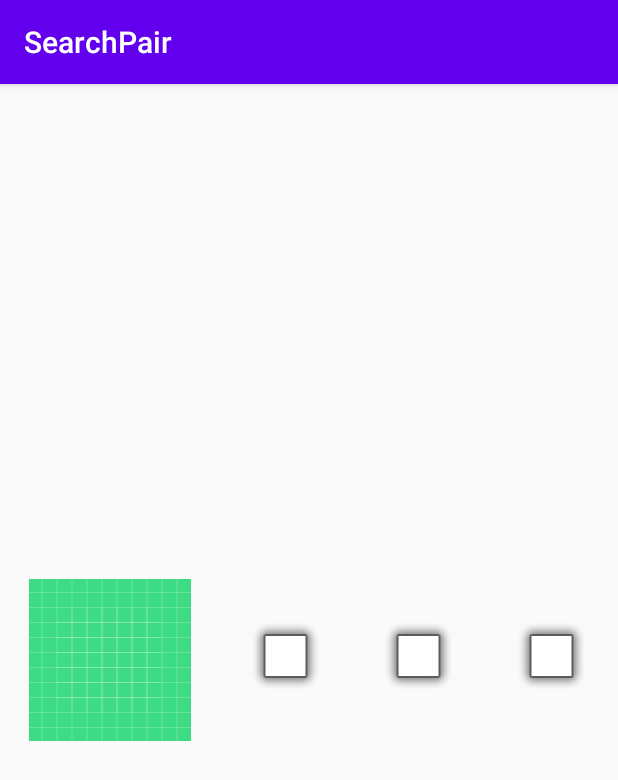
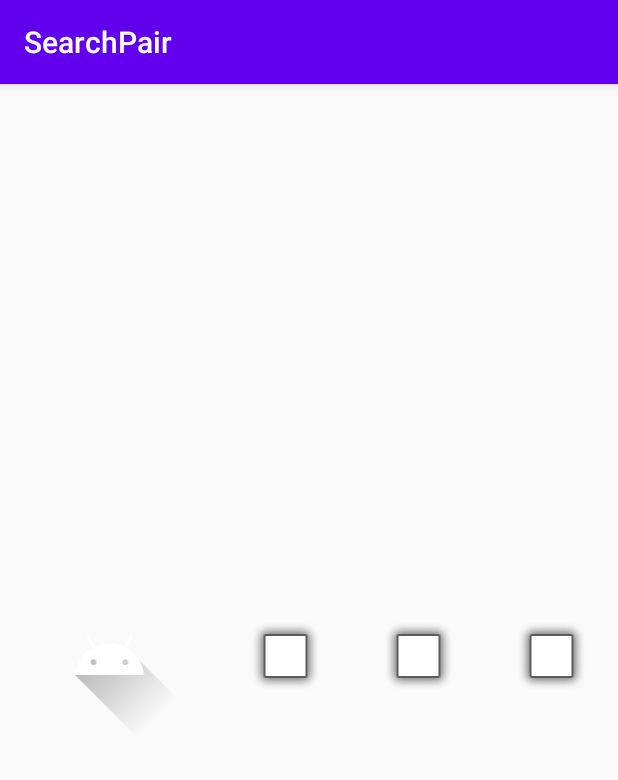
Before and after one commit to MadMakZa/SearchPair, an Android app: the screen it shows after launch (MainActivity), after a tap on an icon or button, on a phone screen of 412 x 824 dp. Shown: the top 780 px of the screen. Run offline under Robolectric (Android 15) with nearby library versions, the light colour scheme and no system bars.

Commit message:
set resource work

```diff
--- a/app/src/main/java/com/example/searchpair/MainActivity.java
+++ b/app/src/main/java/com/example/searchpair/MainActivity.java
@@ -5,49 +5,95 @@ import androidx.appcompat.app.AppCompatActivity;
 import android.os.Bundle;
 import android.util.Log;
 import android.view.View;
+import android.view.animation.Animation;
+import android.view.animation.AnimationUtils;
 import android.widget.ImageButton;
 import android.widget.ImageView;
+import java.util.Iterator;
+import java.util.HashMap;
+import java.util.Map;
+import java.util.Set;
 
 public class MainActivity extends AppCompatActivity {
 
     int[] array = new int[16];
+    Map<Integer, ImageView> map1 = new HashMap<>();
 
-    private ImageView image;
+    private ImageView image1, image2, image3, image4;
+    Animation animation1 = null;
 
     @Override
     protected void onCreate(Bundle savedInstanceState) {
         super.onCreate(savedInstanceState);
         setContentView(R.layout.activity_main);
-        //в начале присвоить айдишник
-        image = findViewById(R.id.imageView1);
 
+        init();
         generateRandom();
         print();
         clickImage();
+        imagesOnClickListener();
 
 
     }
     //инициализация
     private void init(){
+        //в начале присвоить айдишники
+        animation1 = AnimationUtils.loadAnimation(this, R.anim.anim_one);
+        image1 = findViewById(R.id.imageView1);
+        image2 = findViewById(R.id.imageView2);
+        image3 = findViewById(R.id.imageView3);
+        image4 = findViewById(R.id.imageView4);
+        map1.put(1, image1);
+        map1.put(2, image2);
+        map1.put(3, image3);
+        map1.put(4, image4);
+
 
     }
-
+    //рандом
     private void generateRandom(){
         for (int i = 0; i < array.length; i++){
             array[i] = 1 + (int)(Math.random()*16);
         }
     }
-
+    //принт логов
     private void print(){
         for (int i = 0; i < array.length; i++){
             Log.d("Log", "" +array[i]);
         }
     }
+    //установить слушатель нажатий для всех картинок
+    public void imagesOnClickListener(){
+        // Получаем набор элементов
+        Set<Map.Entry<Integer, ImageView>> set = map1.entrySet();
+        //Отобразить набор
+        for (final Map.Entry<Integer, ImageView> pair : set) {
+            Log.d("Map",(pair.getKey() + ": "));
+            Log.d("Map",(pair.getValue() + ": "));
+            pair.getValue().setOnClickListener(new View.OnClickListener() {
+                @Override
+                public void onClick(View v) {
+                    map1.get(pair.getKey()).setImageResource(R.drawable.ic_launcher_foreground);
+                }
+            });
+        }
+        // Добавляем значение
+//        map1.get(1).setImageResource(R.drawable.ic_launcher_background);
+//        map1.get(1).setOnClickListener(new View.OnClickListener() {
+//            @Override
+//            public void onClick(View v) {
+//                //запустить анимацию
+//                map1.get(1).setImageResource(R.drawable.ic_launcher_foreground);
+//                //запустить метод
+//            }
+//        });
+    }
+
     public void clickImage(){
-        image.setOnClickListener(new View.OnClickListener() {
+        image1.setOnClickListener(new View.OnClickListener() {
             @Override
             public void onClick(View v) {
-                image.setImageResource(R.drawable.ic_launcher_background);
+
             }
         });
     }
--- /dev/null
+++ b/app/src/main/res/anim/anim_one.xml
@@ -0,0 +1,12 @@
+<?xml version="1.0" encoding="utf-8"?>
+<set xmlns:android="http://schemas.android.com/apk/res/android"
+    android:shareInterpolator="false" >
+
+    <alpha
+        android:duration="5000"
+        android:fromAlpha="0.0"
+        android:startOffset="0"
+        android:toAlpha="1.0" >
+    </alpha>
+
+</set>
```
